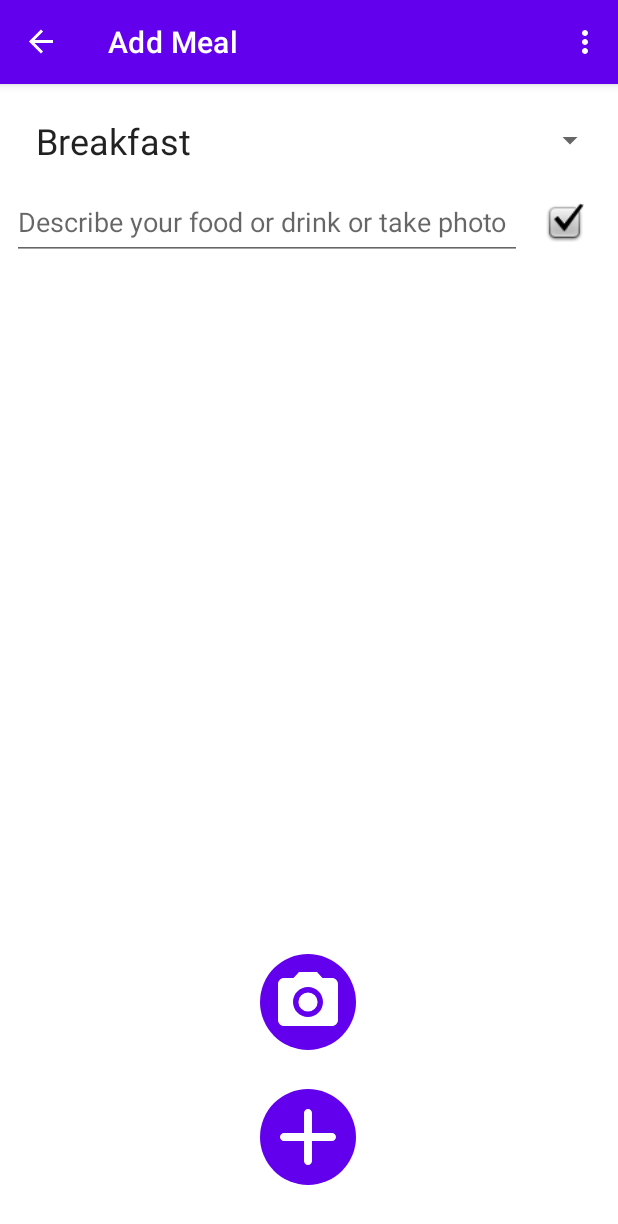
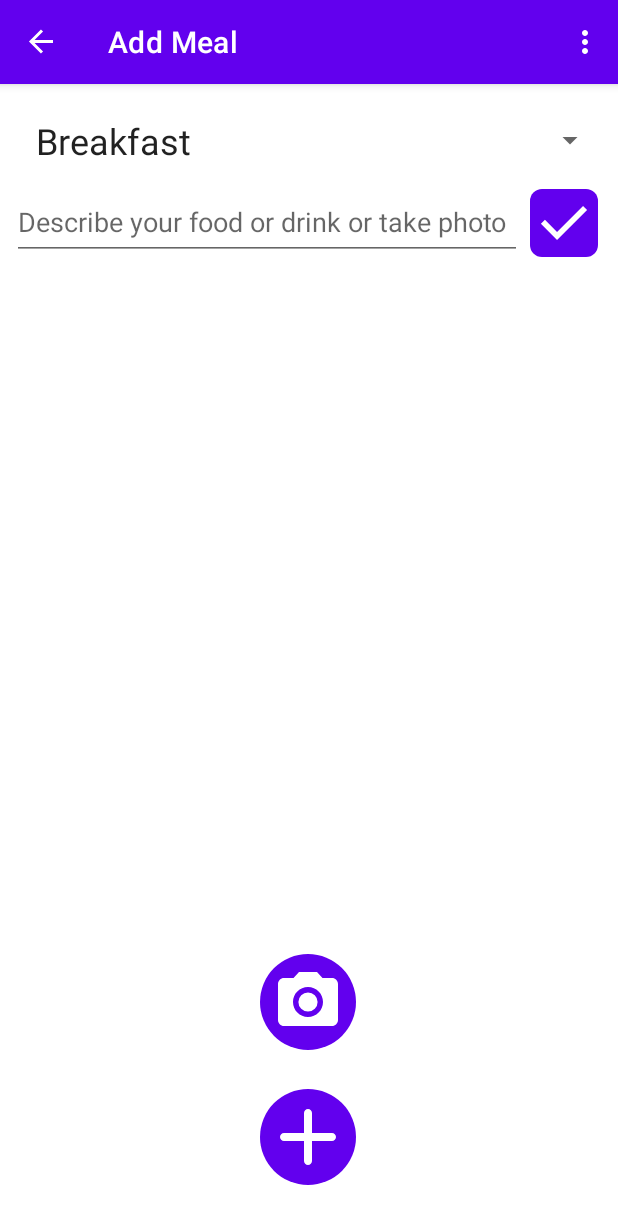
Before and after one commit to Antoshka1171/CalorieCounterApp, an Android app: the screen it shows after launch (MainActivity), after a tap on an icon or button, on a phone screen of 412 x 824 dp. Shown: the top 1224 px of the screen. Run offline under Robolectric (Android 15) with nearby library versions, the phone set to English and light mode, and no system bars; our stand-ins replace navigation-ui; libraries missing offline, so code that uses them is left out: com.google.ai.client.

Commit message:
ButtonDesignChanges

```diff
--- a/app/src/main/java/com/antondeveloper/caloriecounterapp/MainActivity.kt
+++ b/app/src/main/java/com/antondeveloper/caloriecounterapp/MainActivity.kt
@@ -26,11 +26,6 @@ class MainActivity : AppCompatActivity() {
 
         setSupportActionBar(binding.appBarMain.toolbar)
 
-//        binding.appBarMain.fab.setOnClickListener { _ ->
-//            val navController = findNavController(R.id.nav_host_fragment_content_main)
-//            navController.navigate(R.id.nav_add_meal)
-//        }
-
         val drawerLayout: DrawerLayout = binding.drawerLayout
         val navView: NavigationView = binding.navView
         val navController = findNavController(R.id.nav_host_fragment_content_main)
--- a/app/src/main/java/com/antondeveloper/caloriecounterapp/ui/home/MealAdapter.kt
+++ b/app/src/main/java/com/antondeveloper/caloriecounterapp/ui/home/MealAdapter.kt
@@ -28,7 +28,7 @@ class MealAdapter(private val mainViewModel: MainViewModel, private val context:
 
         holder.deleteButton.setOnClickListener(){
             mainViewModel.GetCurrentDateMeals()!!.removeAt(position)
-            notifyItemRemoved(position)
+            notifyDataSetChanged()
             mainViewModel.writeToFile(context)
         }
     }
--- /dev/null
+++ b/app/src/main/res/drawable/ic_menu_checkmark.xml
@@ -0,0 +1,9 @@
+<vector xmlns:android="http://schemas.android.com/apk/res/android"
+    android:width="24dp"
+    android:height="24dp"
+    android:viewportWidth="960"
+    android:viewportHeight="960">
+    <path
+        android:fillColor="@color/white"
+        android:pathData="M382,720L154,492L211,435L382,606L749,239L806,296L382,720Z"/>
+</vector>
--- /dev/null
+++ b/app/src/main/res/drawable/rounded_square_button.xml
@@ -0,0 +1,7 @@
+<?xml version="1.0" encoding="utf-8"?>
+<shape xmlns:android="http://schemas.android.com/apk/res/android"
+    android:shape="rectangle" android:padding="10dp">
+    <!-- you can use any color you want I used here gray color-->
+    <solid android:color="@color/purple_500"/>
+    <corners android:radius="8dp"/>
+</shape>
--- a/app/src/main/res/layout/fragment_add_meal.xml
+++ b/app/src/main/res/layout/fragment_add_meal.xml
@@ -30,7 +30,7 @@
             android:layout_marginStart="8dp"
             android:layout_marginEnd="8dp"
             android:layout_marginBottom="124dp"
-            android:background="@drawable/roundcorner"
+            android:background="@drawable/circle_button"
             android:scaleType="center"
             android:src="@drawable/ic_menu_camera"
             app:layout_constraintBottom_toBottomOf="parent"
@@ -79,13 +79,16 @@
 
         <ImageButton
             android:id="@+id/generateDescriptionButon"
-            android:layout_width="50dp"
-            android:layout_height="50dp"
+            android:layout_width="45dp"
+            android:layout_height="45dp"
             android:layout_marginTop="8dp"
             android:layout_marginEnd="8dp"
-            android:backgroundTint="#FFFFFF"
+            android:layout_marginBottom="8dp"
+            android:background="@drawable/rounded_square_button"
+            android:backgroundTint="@color/purple_500"
+            android:foreground="@drawable/ic_menu_checkmark"
             android:scaleType="fitCenter"
-            android:src="@android:drawable/checkbox_on_background"
+            app:layout_constraintBottom_toTopOf="@+id/textViewResponse"
             app:layout_constraintEnd_toEndOf="parent"
             app:layout_constraintStart_toEndOf="@+id/editTextMealDescription"
             app:layout_constraintTop_toBottomOf="@+id/spinnerMealType" />
@@ -98,7 +101,7 @@
             android:layout_marginTop="8dp"
             android:layout_marginEnd="165dp"
             android:layout_marginBottom="16dp"
-            android:background="@drawable/roundcorner"
+            android:background="@drawable/circle_button"
             android:foreground="@drawable/ic_menu_add"
             android:foregroundTint="@color/white"
             android:scaleType="fitCenter"
@@ -110,13 +113,14 @@
 
         <ImageButton
             android:id="@+id/RevisionButton"
-            android:layout_width="50dp"
-            android:layout_height="50dp"
+            android:layout_width="45dp"
+            android:layout_height="45dp"
             android:layout_marginTop="8dp"
             android:layout_marginEnd="8dp"
-            android:backgroundTint="#FFFFFF"
+            android:background="@drawable/rounded_square_button"
+            android:backgroundTint="@color/purple_500"
+            android:foreground="@drawable/ic_menu_checkmark"
             android:scaleType="fitCenter"
-            android:src="@android:drawable/checkbox_on_background"
             app:layout_constraintEnd_toEndOf="parent"
             app:layout_constraintStart_toEndOf="@+id/RevisionText"
             app:layout_constraintTop_toBottomOf="@+id/textViewResponse" />
--- a/app/src/main/res/layout/fragment_home.xml
+++ b/app/src/main/res/layout/fragment_home.xml
@@ -81,7 +81,7 @@
             android:layout_height="64dp"
             android:layout_marginEnd="16dp"
             android:layout_marginBottom="16dp"
-            android:background="@drawable/roundcorner"
+            android:background="@drawable/circle_button"
             android:foreground="@drawable/ic_menu_add"
             android:foregroundTint="@color/white"
             android:scaleType="fitCenter"
```
Also changed, not shown: app/src/main/res/drawable/ic_menu_slideshow.xml (deleted, +0 -9 lines), app/src/main/res/drawable/ic_menu_trashcan.xml (added, +10 -0 lines), app/src/main/res/layout/meal_card_layout.xml (+6 -4 lines), app/src/main/res/drawable/circle_button.xml (renamed from app/src/main/res/drawable/roundcorner.xml).
